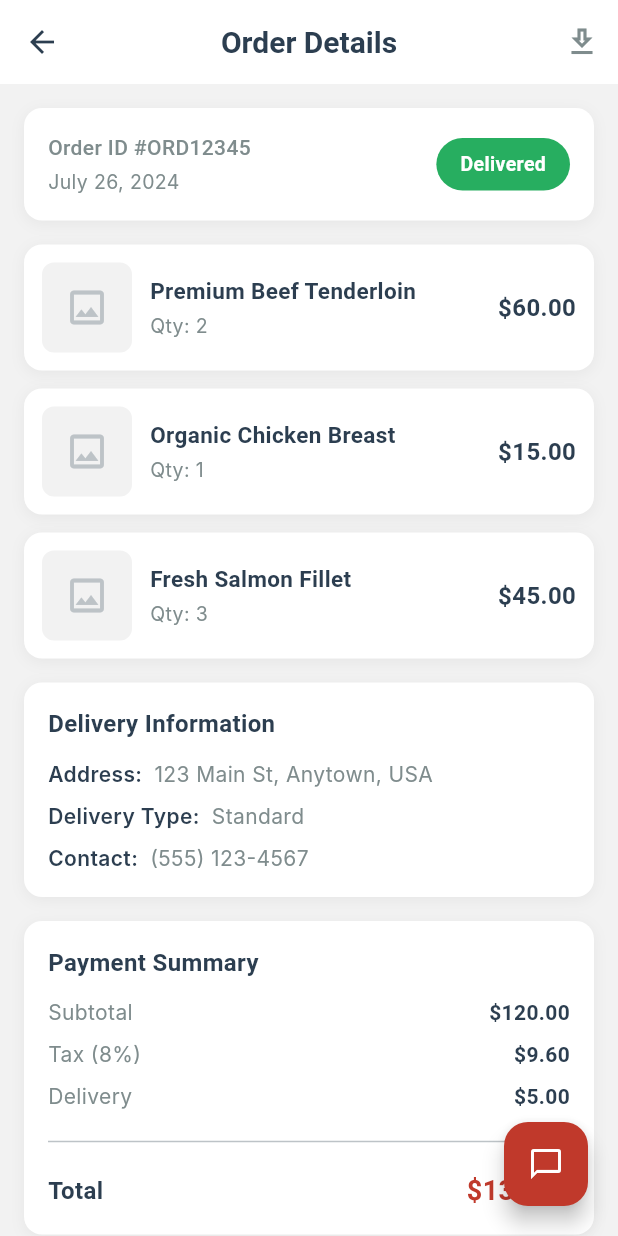
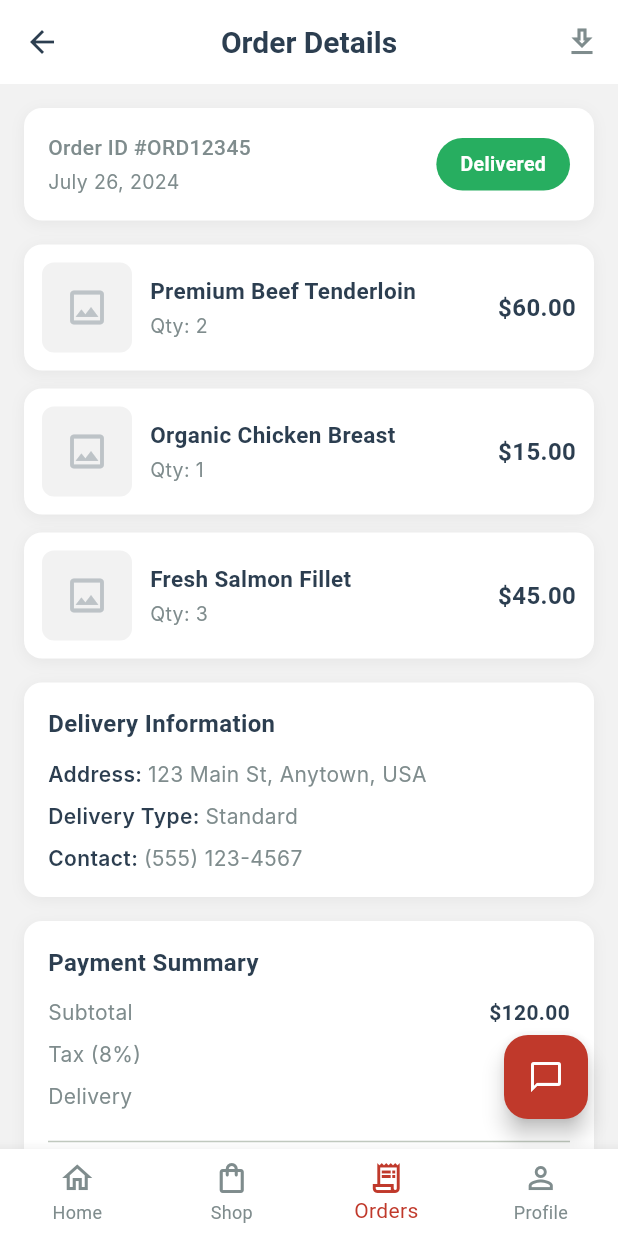
Before and after one commit to Ruthneemu/Butchee, a Flutter app: the OrderDetailsPage screen opened by its route, on a phone screen of 412 x 824 dp. Run offline on Flutter 3.47's test engine with Material 3 defaults, Android fonts, the phone set to English and light mode, and no system bars; our stand-ins replace firebase_core; accounts and stored records are empty; Roboto replaces fonts that are missing (Inter, Poppins).

Commit message:
fixed the routings on each page

```diff
--- a/lib/features/customer/presentation/pages/order_details_page.dart
+++ b/lib/features/customer/presentation/pages/order_details_page.dart
@@ -1,9 +1,38 @@
 import 'package:flutter/material.dart';
 import 'package:myapp/core/constants/colors.dart';
 import 'package:myapp/core/constants/typography.dart';
+import 'package:myapp/routes/app_routes.dart';
 
-class OrderDetailsPage extends StatelessWidget {
+class OrderDetailsPage extends StatefulWidget {
   const OrderDetailsPage({super.key});
+
+  @override
+  State<OrderDetailsPage> createState() => _OrderDetailsPageState();
+}
+
+class _OrderDetailsPageState extends State<OrderDetailsPage> {
+  int _selectedIndex = 2; // Orders tab selected
+
+  void _onItemTapped(int index) {
+    if (index == _selectedIndex) return; // avoid unnecessary rebuilds
+
+    setState(() => _selectedIndex = index);
+
+    switch (index) {
+      case 0:
+        Navigator.pushReplacementNamed(context, AppRoutes.home);
+        break;
+      case 1:
+        Navigator.pushReplacementNamed(context, AppRoutes.products);
+        break;
+      case 2:
+        Navigator.pushReplacementNamed(context, AppRoutes.orderHistory);
+        break;
+      case 3:
+        Navigator.pushReplacementNamed(context, AppRoutes.profile);
+        break;
+    }
+  }
 
   @override
   Widget build(BuildContext context) {
@@ -14,7 +43,9 @@ class OrderDetailsPage extends StatelessWidget {
         elevation: 0,
         leading: IconButton(
           icon: Icon(Icons.arrow_back, color: AppColors.textPrimary),
-          onPressed: () => Navigator.pop(context),
+          onPressed: () {
+            Navigator.pushReplacementNamed(context, AppRoutes.home);
+          },
         ),
         title: Text(
           'Order Details',
@@ -24,11 +55,12 @@ class OrderDetailsPage extends StatelessWidget {
           IconButton(
             icon: Icon(Icons.download_outlined, color: AppColors.textSecondary),
             onPressed: () {
-              // Download action
+              // TODO: Implement download invoice action
             },
           ),
         ],
       ),
+
       body: Stack(
         children: [
           SingleChildScrollView(
@@ -36,7 +68,7 @@ class OrderDetailsPage extends StatelessWidget {
             child: Column(
               crossAxisAlignment: CrossAxisAlignment.start,
               children: [
-                // Order Header Card
+                // ─────────────── Order Header ───────────────
                 Container(
                   padding: EdgeInsets.all(16),
                   decoration: BoxDecoration(
@@ -56,29 +88,25 @@ class OrderDetailsPage extends StatelessWidget {
                       Column(
                         crossAxisAlignment: CrossAxisAlignment.start,
                         children: [
-                          Text(
-                            'Order ID #ORD12345',
+                          Text('Order ID #ORD12345',
                               style: TextStyle(
                                 fontFamily: 'Poppins',
                                 fontSize: 14,
                                 fontWeight: FontWeight.w500,
                                 color: AppColors.textSecondary,
-                            ),
-                          ),
+                              )),
                           SizedBox(height: 4),
-                          Text(
-                            'July 26, 2024',
+                          Text('July 26, 2024',
                               style: TextStyle(
                                 fontFamily: 'Inter',
                                 fontSize: 13,
-                              fontWeight: FontWeight.normal,
                                 color: AppColors.textSecondary,
-                            ),
-                          ),
+                              )),
                         ],
                       ),
                       Container(
-                        padding: EdgeInsets.symmetric(horizontal: 16, vertical: 8),
+                        padding:
+                            EdgeInsets.symmetric(horizontal: 16, vertical: 8),
                         decoration: BoxDecoration(
                           color: AppColors.freshGreen,
                           borderRadius: BorderRadius.circular(20),
@@ -98,142 +126,69 @@ class OrderDetailsPage extends StatelessWidget {
                 ),
                 SizedBox(height: 16),
 
-                // Order Items
+                // ─────────────── Order Items ───────────────
                 _OrderItem(
-                  image: 'assets/beef.jpg', // Placeholder
+                  image: 'assets/beef.jpg',
                   name: 'Premium Beef Tenderloin',
                   quantity: 2,
                   price: 60.00,
                 ),
                 SizedBox(height: 12),
                 _OrderItem(
-                  image: 'assets/chicken.jpg', // Placeholder
+                  image: 'assets/chicken.jpg',
                   name: 'Organic Chicken Breast',
                   quantity: 1,
                   price: 15.00,
                 ),
                 SizedBox(height: 12),
                 _OrderItem(
-                  image: 'assets/salmon.jpg', // Placeholder
+                  image: 'assets/salmon.jpg',
                   name: 'Fresh Salmon Fillet',
                   quantity: 3,
                   price: 45.00,
                 ),
                 SizedBox(height: 16),
 
-                // Delivery Information
-                Container(
-                  padding: EdgeInsets.all(16),
-                  decoration: BoxDecoration(
-                    color: Colors.white,
-                    borderRadius: BorderRadius.circular(12),
-                    boxShadow: [
-                      BoxShadow(
-                        color: Colors.black.withOpacity(0.05),
-                        blurRadius: 8,
-                        offset: Offset(0, 2),
-                      ),
+                // ─────────────── Delivery Information ───────────────
+                _InfoCard(
+                  title: 'Delivery Information',
+                  children: const [
+                    _InfoRow(label: 'Address:', value: '123 Main St, Anytown, USA'),
+                    SizedBox(height: 8),
+                    _InfoRow(label: 'Delivery Type:', value: 'Standard'),
+                    SizedBox(height: 8),
+                    _InfoRow(label: 'Contact:', value: '(555) 123-4567'),
                   ],
-                  ),
-                  child: Column(
-                    crossAxisAlignment: CrossAxisAlignment.start,
-                    children: [
-                      Text(
-                        'Delivery Information',
-                        style: TextStyle(
-                          fontFamily: 'Poppins',
-                          fontSize: 16,
-                          fontWeight: FontWeight.w600,
-                          color: AppColors.textPrimary,
-                        ),
-                      ),
-                      SizedBox(height: 12),
-                      _InfoRow(
-                        label: 'Address:',
-                        value: '123 Main St, Anytown, USA',
-                      ),
-                      SizedBox(height: 8),
-                      _InfoRow(
-                        label: 'Delivery Type:',
-                        value: 'Standard',
-                      ),
-                      SizedBox(height: 8),
-                      _InfoRow(
-                        label: 'Contact:',
-                        value: '(555) 123-4567',
-                      ),
-                    ],
-                  ),
                 ),
                 SizedBox(height: 16),
 
-                // Payment Summary
-                Container(
-                  padding: EdgeInsets.all(16),
-                  decoration: BoxDecoration(
-                    color: Colors.white,
-                    borderRadius: BorderRadius.circular(12),
-                    boxShadow: [
-                      BoxShadow(
-                        color: Colors.black.withOpacity(0.05),
-                        blurRadius: 8,
-                        offset: Offset(0, 2),
-                      ),
+                // ─────────────── Payment Summary ───────────────
+                _InfoCard(
+                  title: 'Payment Summary',
+                  children: const [
+                    _PaymentRow(label: 'Subtotal', value: '\$120.00', isRegular: true),
+                    SizedBox(height: 8),
+                    _PaymentRow(label: 'Tax (8%)', value: '\$9.60', isRegular: true),
+                    SizedBox(height: 8),
+                    _PaymentRow(label: 'Delivery', value: '\$5.00', isRegular: true),
+                    SizedBox(height: 12),
+                    Divider(),
+                    SizedBox(height: 12),
+                    _PaymentRow(label: 'Total', value: '\$134.60', isRegular: false),
                   ],
                 ),
-                  child: Column(
-                    crossAxisAlignment: CrossAxisAlignment.start,
-                    children: [
-                      Text(
-                        'Payment Summary',
-                        style: TextStyle(
-                          fontFamily: 'Poppins',
-                          fontSize: 16,
-                          fontWeight: FontWeight.w600,
-                          color: AppColors.textPrimary,
-                        ),
-                      ),
-                      SizedBox(height: 12),
-                      _PaymentRow(
-                        label: 'Subtotal',
-                        value: '\$120.00',
-                        isRegular: true,
-                      ),
-                      SizedBox(height: 8),
-                      _PaymentRow(
-                        label: 'Tax (8%)',
-                        value: '\$9.60',
-                        isRegular: true,
-                      ),
-                      SizedBox(height: 8),
-                      _PaymentRow(
-                        label: 'Delivery',
-                        value: '\$5.00',
-                        isRegular: true,
-                      ),
-                      SizedBox(height: 12),
-                      Divider(color: AppColors.neutralGray),
-                      SizedBox(height: 12),
-                      _PaymentRow(
-                        label: 'Total',
-                        value: '\$134.60',
-                        isRegular: false,
-                      ),
-                    ],
-                  ),
-                ),
-                SizedBox(height: 80), // Space for FAB
+                SizedBox(height: 80),
               ],
             ),
           ),
 
-          // Floating Chat Button
+          // ─────────────── Floating Chat Button ───────────────
           Positioned(
             bottom: 20,
             right: 20,
             child: FloatingActionButton(
               onPressed: () {
-                // Chat action
+                // TODO: Implement chat support
               },
               backgroundColor: AppColors.primaryRed,
               child: Icon(Icons.chat_bubble_outline, color: Colors.white),
@@ -241,9 +196,31 @@ class OrderDetailsPage extends StatelessWidget {
           ),
         ],
       ),
+
+      // ─────────────── Bottom Navigation ───────────────
+      bottomNavigationBar: BottomNavigationBar(
+        type: BottomNavigationBarType.fixed,
+        backgroundColor: Colors.white,
+        selectedItemColor: AppColors.primaryRed,
+        unselectedItemColor: AppColors.textSecondary,
+        currentIndex: _selectedIndex,
+        onTap: _onItemTapped,
+        items: const [
+          BottomNavigationBarItem(
+              icon: Icon(Icons.home_outlined), label: 'Home'),
+          BottomNavigationBarItem(
+              icon: Icon(Icons.shopping_bag_outlined), label: 'Shop'),
+          BottomNavigationBarItem(
+              icon: Icon(Icons.receipt_long_outlined), label: 'Orders'),
+          BottomNavigationBarItem(
+              icon: Icon(Icons.person_outline), label: 'Profile'),
+        ],
+      ),
     );
   }
 }
+
+// ───────────────────────────── Helper Widgets ─────────────────────────────
 
 class _OrderItem extends StatelessWidget {
   final String image;
@@ -282,48 +259,77 @@ class _OrderItem extends StatelessWidget {
               color: AppColors.lightGray,
               borderRadius: BorderRadius.circular(8),
             ),
-            child: Icon(
-              Icons.image_outlined,
-              color: AppColors.neutralGray,
-              size: 30,
-            ),
+            child: Icon(Icons.image_outlined,
+                color: AppColors.neutralGray, size: 30),
           ),
           SizedBox(width: 12),
           Expanded(
             child: Column(
               crossAxisAlignment: CrossAxisAlignment.start,
               children: [
-                Text(
-                  name,
+                Text(name,
                     style: TextStyle(
                       fontFamily: 'Poppins',
                       fontSize: 15,
                       fontWeight: FontWeight.w600,
                       color: AppColors.textPrimary,
-                  ),
-                ),
+                    )),
                 SizedBox(height: 4),
-                Text(
-                  'Qty: $quantity',
+                Text('Qty: $quantity',
                     style: TextStyle(
                       fontFamily: 'Inter',
                       fontSize: 13,
-                    fontWeight: FontWeight.normal,
                       color: AppColors.textSecondary,
-                  ),
-                ),
+                    )),
               ],
             ),
           ),
-          Text(
-            '\$${price.toStringAsFixed(2)}',
+          Text('\$${price.toStringAsFixed(2)}',
               style: TextStyle(
                 fontFamily: 'Poppins',
                 fontSize: 16,
                 fontWeight: FontWeight.w600,
                 color: AppColors.textPrimary,
+              )),
+        ],
       ),
+    );
+  }
+}
+
+class _InfoCard extends StatelessWidget {
+  final String title;
+  final List<Widget> children;
+
+  const _InfoCard({required this.title, required this.children});
+
+  @override
+  Widget build(BuildContext context) {
+    return Container(
+      padding: EdgeInsets.all(16),
+      decoration: BoxDecoration(
+        color: Colors.white,
+        borderRadius: BorderRadius.circular(12),
+        boxShadow: [
+          BoxShadow(
+            color: Colors.black.withOpacity(0.05),
+            blurRadius: 8,
+            offset: Offset(0, 2),
           ),
+        ],
+      ),
+      child: Column(
+        crossAxisAlignment: CrossAxisAlignment.start,
+        children: [
+          Text(title,
+              style: TextStyle(
+                fontFamily: 'Poppins',
+                fontSize: 16,
+                fontWeight: FontWeight.w600,
+                color: AppColors.textPrimary,
+              )),
+          SizedBox(height: 12),
+          ...children,
         ],
       ),
     );
@@ -334,36 +340,25 @@ class _InfoRow extends StatelessWidget {
   final String label;
   final String value;
 
-  const _InfoRow({
-    required this.label,
-    required this.value,
-  });
+  const _InfoRow({required this.label, required this.value});
 
   @override
   Widget build(BuildContext context) {
     return Row(
       crossAxisAlignment: CrossAxisAlignment.start,
       children: [
-        Text(
-          label,
+        Text('$label ',
             style: TextStyle(
                 fontFamily: 'Inter',
                 fontSize: 14,
                 fontWeight: FontWeight.w600,
-            color: AppColors.textPrimary,
-          ),
-        ),
-        SizedBox(width: 8),
+                color: AppColors.textPrimary)),
         Expanded(
-          child: Text(
-            value,
+          child: Text(value,
               style: TextStyle(
                   fontFamily: 'Inter',
                   fontSize: 14,
-              fontWeight: FontWeight.normal,
-              color: AppColors.textSecondary,
-            ),
-          ),
+                  color: AppColors.textSecondary)),
         ),
       ],
     );
@@ -386,25 +381,24 @@ class _PaymentRow extends StatelessWidget {
     return Row(
         mainAxisAlignment: MainAxisAlignment.spaceBetween,
         children: [
-        Text(
-          label,
+          Text(label,
               style: TextStyle(
                 fontFamily: isRegular ? 'Inter' : 'Poppins',
                 fontSize: isRegular ? 14 : 16,
-            fontWeight: isRegular ? FontWeight.normal : FontWeight.w600,
-            color: isRegular ? AppColors.textSecondary : AppColors.textPrimary,
-          ),
-        ),
-        Text(
-          value,
+                fontWeight:
+                    isRegular ? FontWeight.normal : FontWeight.w600,
+                color:
+                    isRegular ? AppColors.textSecondary : AppColors.textPrimary,
+              )),
+          Text(value,
               style: TextStyle(
                 fontFamily: 'Poppins',
                 fontSize: isRegular ? 14 : 18,
                 fontWeight: FontWeight.w600,
-            color: isRegular ? AppColors.textPrimary : AppColors.primaryRed,
-          ),
-        ),
-      ],
-    );
+                color: isRegular
+                    ? AppColors.textPrimary
+                    : AppColors.primaryRed,
+              )),
+        ]);
   }
 }
--- a/lib/features/customer/presentation/pages/order_history_page.dart
+++ b/lib/features/customer/presentation/pages/order_history_page.dart
@@ -1,6 +1,7 @@
 import 'package:flutter/material.dart';
 import 'package:myapp/core/constants/colors.dart';
 import 'package:myapp/core/constants/typography.dart';
+import 'package:myapp/routes/app_routes.dart';
 
 class OrderHistoryPage extends StatefulWidget {
   const OrderHistoryPage({super.key});
@@ -27,7 +28,9 @@ class _OrderHistoryPageState extends State<OrderHistoryPage> {
           ),
           child: IconButton(
             icon: Icon(Icons.arrow_back, color: AppColors.textPrimary, size: 20),
-            onPressed: () => Navigator.pop(context),
+            onPressed: () {
+              Navigator.pushNamed(context, AppRoutes.home);
+            },
             padding: EdgeInsets.zero,
           ),
         ),
@@ -157,7 +160,8 @@ class _OrderHistoryPageState extends State<OrderHistoryPage> {
                       SizedBox(height: 24),
                       ElevatedButton(
                         onPressed: () {
-                          // Shop now action
+                        Navigator.pushNamed(context, AppRoutes.home);
+
                         },
                         style: ElevatedButton.styleFrom(
                           backgroundColor: AppColors.primaryRed,
--- a/lib/routes/app_routes.dart
+++ b/lib/routes/app_routes.dart
@@ -9,6 +9,8 @@ class AppRoutes {
   static const productDetail = '/product';
   static const cart = '/cart';
   static const support = '/support';
+  static const profile = '/profile';
+
 
   static const checkoutAddress = '/checkout/address';
   static const checkoutDelivery = '/checkout/delivery';
--- a/lib/routes/route_generator.dart
+++ b/lib/routes/route_generator.dart
@@ -10,6 +10,10 @@ import 'package:myapp/features/customer/presentation/pages/order_details_page.da
 import 'package:myapp/features/customer/presentation/pages/order_history_page.dart';
 import 'package:myapp/features/customer/presentation/pages/product_detail_page.dart';
 import 'package:myapp/features/customer/presentation/pages/product_list_page.dart';
+import 'package:myapp/features/customer/presentation/pages/profile_page.dart';
+import 'package:myapp/features/checkout/presentation/pages/confirmation_page.dart';
+import 'package:myapp/features/checkout/presentation/pages/delivery_page.dart';
+import 'package:myapp/features/checkout/presentation/pages/payment_page.dart';
 import 'package:myapp/routes/app_routes.dart';
 
 class RouteGenerator {
@@ -23,6 +27,8 @@ class RouteGenerator {
         return MaterialPageRoute(builder: (_) => RegisterPage());
       case AppRoutes.forgotPassword:
         return MaterialPageRoute(builder: (_) => ForgotPasswordPage());
+      case AppRoutes.profile:
+        return MaterialPageRoute(builder: (_) => ProfilePage());
 
       case AppRoutes.home:
         return MaterialPageRoute(builder: (_) => HomePage());
@@ -35,12 +41,12 @@ class RouteGenerator {
 
       case AppRoutes.checkoutAddress:
         return MaterialPageRoute(builder: (_) => MyAddressesPage());
-      // case AppRoutes.checkoutDelivery:
-      //   return MaterialPageRoute(builder: (_) => DeliveryPage());
-      // case AppRoutes.checkoutPayment:
-      //   return MaterialPageRoute(builder: (_) => PaymentPage());
-      // case AppRoutes.checkoutConfirmation:
-      //   return MaterialPageRoute(builder: (_) => ConfirmationPage());
+      case AppRoutes.checkoutDelivery:
+        return MaterialPageRoute(builder: (_) => DeliveryPage());
+      case AppRoutes.checkoutPayment:
+        return MaterialPageRoute(builder: (_) => PaymentPage());
+       case AppRoutes.checkoutConfirmation:
+         return MaterialPageRoute(builder: (_) => ConfirmationPage());
 
       case AppRoutes.orderHistory:
         return MaterialPageRoute(builder: (_) => OrderHistoryPage());
@@ -49,9 +55,8 @@ class RouteGenerator {
 
       default:
         return MaterialPageRoute(
-          builder: (_) => Scaffold(
-            body: Center(child: Text('404 - Page Not Found')),
-          ),
+          builder: (_) =>
+              Scaffold(body: Center(child: Text('404 - Page Not Found'))),
         );
     }
   }
```
Also changed, not shown: lib/features/checkout/presentation/pages/confirmation_page.dart (added, +17 -0 lines), lib/features/checkout/presentation/pages/delivery_page.dart (added, +17 -0 lines), lib/features/checkout/presentation/pages/payment_page.dart (added, +18 -0 lines), lib/features/customer/presentation/pages/home_page.dart (+35 -14 lines), lib/features/customer/presentation/pages/profile_page.dart (+48 -38 lines). Lines whose indentation alone changed are shown as unchanged.
